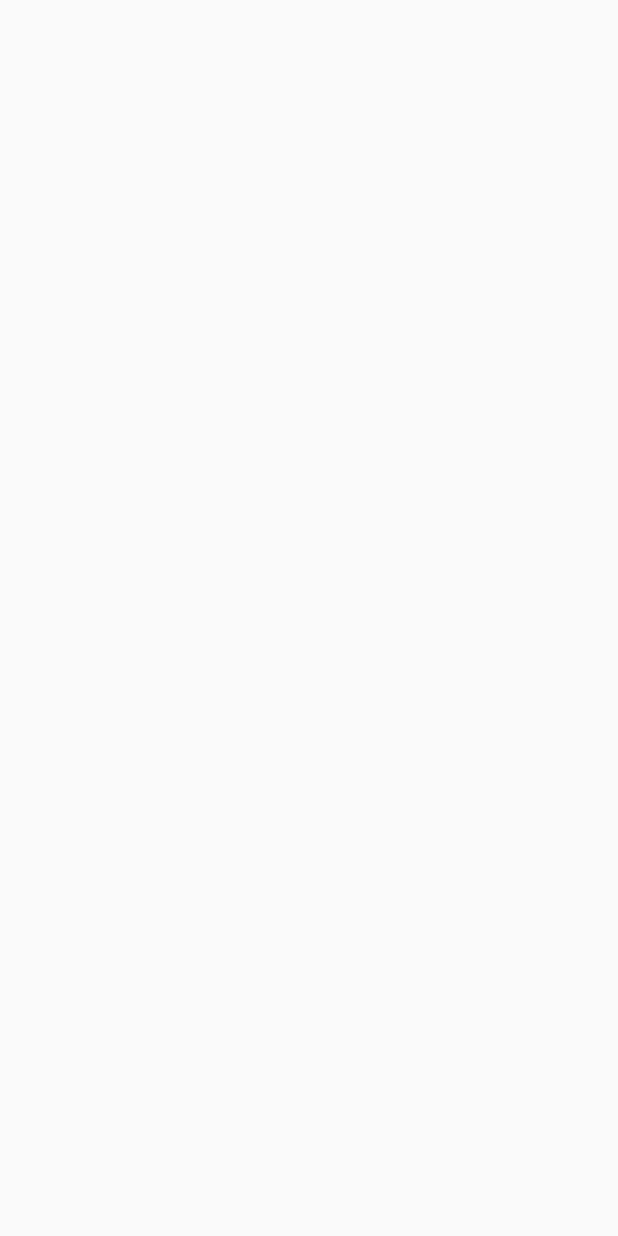
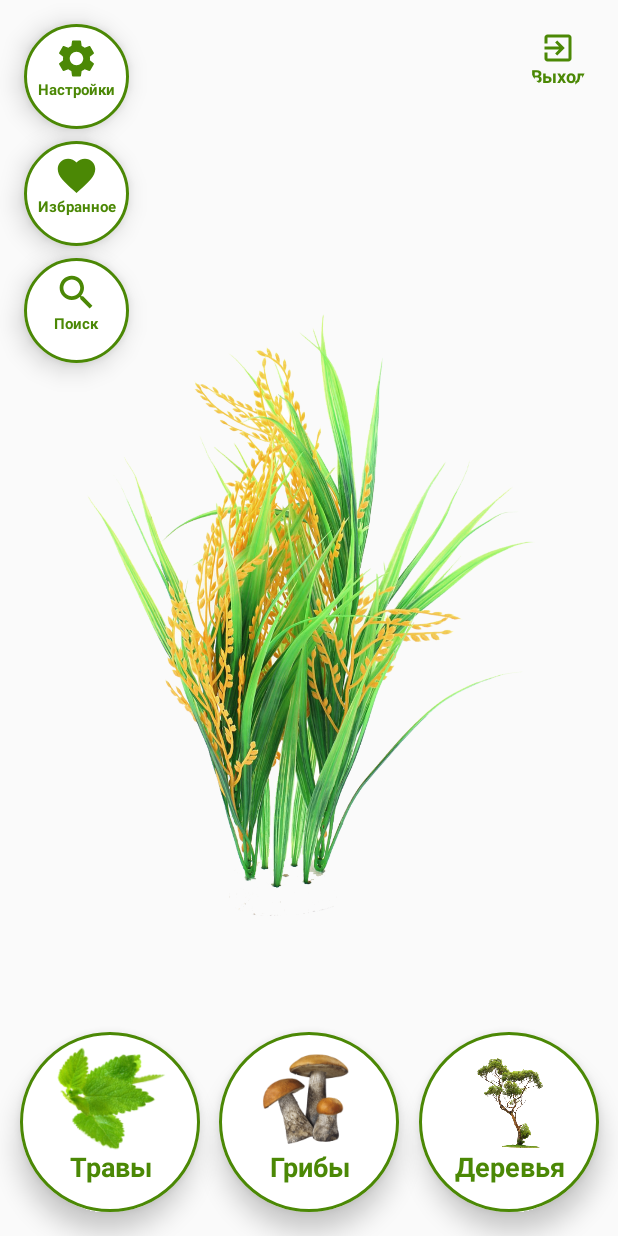
Before and after one commit to Reese2brothers/Plants, an Android app built with Jetpack Compose: the screen it shows after launch (MainActivity), on a phone screen of 412 x 824 dp. Before the commit the screen is empty. Run offline under Robolectric (Android 15) with nearby library versions, the phone set to English and light mode, and no system bars; our stand-ins replace accompanist.

Commit message:
added main screen

```diff
--- a/app/src/main/java/com/tragulon/plants/MainActivity.kt
+++ b/app/src/main/java/com/tragulon/plants/MainActivity.kt
@@ -3,17 +3,18 @@ package com.tragulon.plants
 import android.os.Bundle
 import androidx.activity.ComponentActivity
 import androidx.activity.compose.setContent
-import androidx.compose.foundation.layout.fillMaxSize
-import androidx.compose.material3.MaterialTheme
-import androidx.compose.material3.Surface
-import androidx.compose.ui.Modifier
-import com.tragulon.plants.ui.theme.PlantsTheme
+import androidx.compose.ui.res.colorResource
+import androidx.navigation.compose.rememberNavController
 
 class MainActivity : ComponentActivity() {
+    val mainplants = listOf(R.drawable.plantone, R.drawable.planttwo,
+        R.drawable.plantfour, R.drawable.plantfive, R.drawable.plantthree)
     override fun onCreate(savedInstanceState: Bundle?) {
         super.onCreate(savedInstanceState)
         setContent {
-
+            ScreenStatusBar(colorResource(id = R.color.statusBarColor))
+            val navController = rememberNavController()
+            NavGraphNavigate(this,mainplants,navController)
         }
     }
 }
--- /dev/null
+++ b/app/src/main/java/com/tragulon/plants/NavGraphNavigate.kt
@@ -0,0 +1,38 @@
+package com.tragulon.plants
+
+import android.content.Context
+import androidx.compose.runtime.Composable
+import androidx.navigation.NavHostController
+import androidx.navigation.compose.NavHost
+import androidx.navigation.compose.composable
+import com.tragulon.plants.screens.FavouriteScreen
+import com.tragulon.plants.screens.HerbsScreen
+import com.tragulon.plants.screens.MainScreen
+import com.tragulon.plants.screens.MushroomsScreen
+import com.tragulon.plants.screens.SettingsScreen
+import com.tragulon.plants.screens.TreesScreen
+
+@Composable
+fun NavGraphNavigate(context : Context, mainplants : List<Int>, navController: NavHostController) {
+
+    NavHost(navController = navController, startDestination = "MainScreen"){
+        composable("MainScreen"){
+            MainScreen(context, mainplants, navController = navController)
+        }
+        composable("FavouriteScreen") {
+            FavouriteScreen(navController = navController)
+        }
+        composable("SettingsScreen") {
+           SettingsScreen(navController = navController)
+        }
+        composable("HerbsScreen") {
+            HerbsScreen(navController = navController)
+        }
+        composable("MushroomsScreen") {
+            MushroomsScreen(navController = navController)
+        }
+        composable("TreesScreen") {
+            TreesScreen(navController = navController)
+        }
+    }
+}
--- /dev/null
+++ b/app/src/main/java/com/tragulon/plants/ScreenStatusBar.kt
@@ -0,0 +1,22 @@
+package com.tragulon.plants
+
+import androidx.compose.runtime.Composable
+import androidx.compose.runtime.SideEffect
+import androidx.compose.ui.graphics.Color
+import com.google.accompanist.systemuicontroller.rememberSystemUiController
+
+
+@Composable
+fun ScreenStatusBar(userPreferenceColor: Color) {
+    val systemUiController = rememberSystemUiController()
+    val useDarkIcons = false
+
+    SideEffect {
+        systemUiController.setSystemBarsColor(
+            color = userPreferenceColor,
+            darkIcons = useDarkIcons
+        )
+    }
+
+
+}
--- /dev/null
+++ b/app/src/main/java/com/tragulon/plants/screens/FavouriteScreen.kt
@@ -0,0 +1,10 @@
+package com.tragulon.plants.screens
+
+import androidx.compose.material3.Text
+import androidx.compose.runtime.Composable
+import androidx.navigation.NavController
+
+@Composable
+fun FavouriteScreen(navController: NavController) {
+    Text(text = "Избранное")
+}
--- /dev/null
+++ b/app/src/main/java/com/tragulon/plants/screens/HerbsScreen.kt
@@ -0,0 +1,10 @@
+package com.tragulon.plants.screens
+
+import androidx.compose.material3.Text
+import androidx.compose.runtime.Composable
+import androidx.navigation.NavController
+
+@Composable
+fun HerbsScreen(navController: NavController) {
+    Text(text = "Herbs")
+}
--- /dev/null
+++ b/app/src/main/java/com/tragulon/plants/screens/MainScreen.kt
@@ -0,0 +1,275 @@
+package com.tragulon.plants.screens
+
+import android.app.Activity
+import android.content.Context
+import androidx.compose.foundation.BorderStroke
+import androidx.compose.foundation.Image
+import androidx.compose.foundation.background
+import androidx.compose.foundation.layout.Arrangement
+import androidx.compose.foundation.layout.Box
+import androidx.compose.foundation.layout.Column
+import androidx.compose.foundation.layout.Row
+import androidx.compose.foundation.layout.fillMaxSize
+import androidx.compose.foundation.layout.fillMaxWidth
+import androidx.compose.foundation.layout.padding
+import androidx.compose.foundation.layout.size
+import androidx.compose.foundation.layout.wrapContentSize
+import androidx.compose.foundation.shape.CornerSize
+import androidx.compose.foundation.shape.RoundedCornerShape
+import androidx.compose.material.icons.Icons
+import androidx.compose.material.icons.filled.ExitToApp
+import androidx.compose.material.icons.filled.Favorite
+import androidx.compose.material.icons.filled.Search
+import androidx.compose.material.icons.filled.Settings
+import androidx.compose.material3.Card
+import androidx.compose.material3.CardDefaults
+import androidx.compose.material3.ExperimentalMaterial3Api
+import androidx.compose.material3.Icon
+import androidx.compose.material3.IconButton
+import androidx.compose.material3.Text
+import androidx.compose.runtime.Composable
+import androidx.compose.runtime.mutableStateOf
+import androidx.compose.runtime.saveable.rememberSaveable
+import androidx.compose.ui.Alignment
+import androidx.compose.ui.Modifier
+import androidx.compose.ui.graphics.Color
+import androidx.compose.ui.res.colorResource
+import androidx.compose.ui.res.painterResource
+import androidx.compose.ui.text.font.FontWeight
+import androidx.compose.ui.text.style.TextAlign
+import androidx.compose.ui.unit.dp
+import androidx.compose.ui.unit.sp
+import androidx.navigation.NavController
+import com.tragulon.plants.R
+
+
+@OptIn(ExperimentalMaterial3Api::class)
+@Composable
+fun MainScreen(context : Context, mainplants : List<Int>, navController: NavController){
+    val imageResource = rememberSaveable { mutableStateOf(mainplants.random()) }
+    Box (
+        modifier = Modifier.fillMaxSize()
+    ){
+        Image(painter = painterResource(id = imageResource.value), contentDescription = "mainimage",
+            modifier = Modifier.fillMaxSize())
+        Column(modifier = Modifier.fillMaxSize(),
+            verticalArrangement = Arrangement.SpaceBetween,
+            horizontalAlignment = Alignment.CenterHorizontally
+        ) {
+            Row(modifier = Modifier
+                .fillMaxWidth()
+                .padding(top = 16.dp, start = 16.dp, end = 16.dp),
+                horizontalArrangement = Arrangement.SpaceBetween,
+            ) {
+                Column(modifier = Modifier.wrapContentSize(),
+                    verticalArrangement = Arrangement.spacedBy(8.dp)
+                ) {
+                    Card(
+                        modifier = Modifier
+                            .size(width = 70.dp, height = 70.dp)
+                            .background(Color.Transparent),
+                        shape = RoundedCornerShape(corner = CornerSize(35.dp)),
+                        border = BorderStroke(2.dp, color = colorResource(id = R.color.statusBarColor)),
+                        elevation = CardDefaults.cardElevation(defaultElevation = 10.dp),
+                        onClick = {navController.navigate("SettingsScreen")}
+                    ) {
+                        Column(
+                            modifier = Modifier
+                                .fillMaxSize()
+                                .background(color = colorResource(id = R.color.white)),
+                            horizontalAlignment = Alignment.CenterHorizontally,
+                        ) {
+                                Column (
+                                    modifier = Modifier.fillMaxSize(),
+                                    horizontalAlignment = Alignment.CenterHorizontally,
+                                ){
+                                    Icon(
+                                        imageVector = Icons.Default.Settings,
+                                        contentDescription = null,
+                                        tint = colorResource(id = R.color.statusBarColor),
+                                        modifier = Modifier
+                                            .padding(top = 8.dp)
+                                            .size(30.dp)
+                                    )
+                                    Text("Настройки", modifier = Modifier.fillMaxWidth(),
+                                        textAlign = TextAlign.Center, fontSize = 10.sp,
+                                        fontWeight = FontWeight.Bold, color = colorResource(id = R.color.statusBarColor))
+                                }
+                        }
+                    }
+                    Card(
+                        modifier = Modifier
+                            .size(width = 70.dp, height = 70.dp)
+                            .background(Color.Transparent),
+                        shape = RoundedCornerShape(corner = CornerSize(35.dp)),
+                        border = BorderStroke(2.dp, color = colorResource(id = R.color.statusBarColor)),
+                        elevation = CardDefaults.cardElevation(defaultElevation = 10.dp),
+                        onClick = {navController.navigate("FavouriteScreen")}
+                    ) {
+                        Column(
+                            modifier = Modifier
+                                .fillMaxSize()
+                                .background(color = colorResource(id = R.color.white)),
+                            horizontalAlignment = Alignment.CenterHorizontally,
+                        ) {
+                            Column (
+                                modifier = Modifier.fillMaxSize(),
+                                horizontalAlignment = Alignment.CenterHorizontally,
+                            ){
+                                Icon(
+                                    imageVector = Icons.Default.Favorite,
+                                    contentDescription = null,
+                                    tint = colorResource(id = R.color.statusBarColor),
+                                    modifier = Modifier
+                                        .padding(top = 8.dp)
+                                        .size(30.dp)
+                                )
+                                Text("Избранное", modifier = Modifier.fillMaxWidth(),
+                                    textAlign = TextAlign.Center, fontSize = 10.sp,
+                                    fontWeight = FontWeight.Bold, color = colorResource(id = R.color.statusBarColor))
+                            }
+                        }
+                    }
+                    Card(
+                        modifier = Modifier
+                            .size(width = 70.dp, height = 70.dp)
+                            .background(Color.Transparent),
+                        shape = RoundedCornerShape(corner = CornerSize(35.dp)),
+                        border = BorderStroke(2.dp, color = colorResource(id = R.color.statusBarColor)),
+                        elevation = CardDefaults.cardElevation(defaultElevation = 10.dp),
+                        onClick = {}
+                    ) {
+                        Column(
+                            modifier = Modifier
+                                .fillMaxSize()
+                                .background(color = colorResource(id = R.color.white)),
+                            horizontalAlignment = Alignment.CenterHorizontally,
+                        ) {
+                            Column (
+                                modifier = Modifier.fillMaxSize(),
+                                horizontalAlignment = Alignment.CenterHorizontally,
+                            ){
+                                Icon(
+                                    imageVector = Icons.Default.Search,
+                                    contentDescription = null,
+                                    tint = colorResource(id = R.color.statusBarColor),
+                                    modifier = Modifier
+                                        .padding(top = 8.dp)
+                                        .size(30.dp)
+                                )
+                                Text("Поиск", modifier = Modifier.fillMaxWidth(),
+                                    textAlign = TextAlign.Center, fontSize = 10.sp,
+                                    fontWeight = FontWeight.Bold, color = colorResource(id = R.color.statusBarColor))
+                            }
+                        }
+                    }
+                }
+                IconButton(onClick = {  (context as Activity).finishAffinity() }) {
+                    Column (
+                        modifier = Modifier.fillMaxSize(),
+                        horizontalAlignment = Alignment.CenterHorizontally
+                    ){
+                        Icon(
+                            imageVector = Icons.Default.ExitToApp,
+                            contentDescription = null,
+                            tint = colorResource(id = R.color.statusBarColor)
+                        )
+                        Text("Выход", modifier = Modifier
+                            .fillMaxWidth(),
+                            textAlign = TextAlign.Center, fontSize = 12.sp,
+                            fontWeight = FontWeight.Bold, color = colorResource(id = R.color.statusBarColor))
+                    }
+                }
+            }
+            Row(
+                modifier = Modifier
+                    .fillMaxWidth()
+                    .padding(bottom = 16.dp),
+                horizontalArrangement = Arrangement.SpaceEvenly,
+                verticalAlignment = Alignment.CenterVertically
+            ) {
+                Card(
+                    modifier = Modifier
+                        .size(width = 120.dp, height = 120.dp)
+                        .background(Color.Transparent),
+                    shape = RoundedCornerShape(corner = CornerSize(60.dp)),
+                    border = BorderStroke(2.dp, color = colorResource(id = R.color.statusBarColor)),
+                    elevation = CardDefaults.cardElevation(defaultElevation = 10.dp),
+                    onClick = {navController.navigate("HerbsScreen")}
+                    ) {
+                    Column(
+                        modifier = Modifier
+                            .background(color = colorResource(id = R.color.white))
+                            .fillMaxSize(),
+                        horizontalAlignment = Alignment.CenterHorizontally
+                    ) {
+                        Image(modifier = Modifier
+                            .size(80.dp)
+                            .padding(top = 8.dp),
+                            alignment = Alignment.Center,
+                            painter = painterResource(id = R.drawable.herbs), contentDescription = "травы")
+                        Text("Травы", modifier = Modifier
+                            .fillMaxWidth()
+                            .padding(start = 8.dp, end = 8.dp),
+                            textAlign = TextAlign.Center, fontSize = 18.sp,
+                            fontWeight = FontWeight.Bold, color = colorResource(id = R.color.statusBarColor))
+                    }
+                }
+                Card(
+                    modifier = Modifier
+                        .size(width = 120.dp, height = 120.dp)
+                        .background(Color.Transparent),
+                    shape = RoundedCornerShape(corner = CornerSize(60.dp)),
+                    border = BorderStroke(2.dp, color = colorResource(id = R.color.statusBarColor)),
+                    elevation = CardDefaults.cardElevation(defaultElevation = 10.dp),
+                    onClick = {navController.navigate("MushroomsScreen")}
+                ) {
+                    Column(
+                        modifier = Modifier
+                            .background(color = colorResource(id = R.color.white))
+                            .fillMaxSize(),
+                        horizontalAlignment = Alignment.CenterHorizontally
+                    ) {
+                        Image(modifier = Modifier
+                            .size(80.dp)
+                            .padding(top = 8.dp),
+                            alignment = Alignment.Center,
+                            painter = painterResource(id = R.drawable.gribi), contentDescription = "грибы")
+                        Text("Грибы", modifier = Modifier
+                            .fillMaxWidth()
+                            .padding(start = 8.dp, end = 8.dp),
+                            textAlign = TextAlign.Center, fontSize = 18.sp,
+                            fontWeight = FontWeight.Bold, color = colorResource(id = R.color.statusBarColor))
+                    }
+                }
+                Card(
+                    modifier = Modifier
+                        .size(width = 120.dp, height = 120.dp)
+                        .background(Color.Transparent),
+                    shape = RoundedCornerShape(corner = CornerSize(60.dp)),
+                    border = BorderStroke(2.dp, color = colorResource(id = R.color.statusBarColor)),
+                    elevation = CardDefaults.cardElevation(defaultElevation = 10.dp),
+                    onClick = {navController.navigate("TreesScreen")}
+                ) {
+                    Column(
+                        modifier = Modifier
+                            .background(color = colorResource(id = R.color.white))
+                            .fillMaxSize(),
+                        horizontalAlignment = Alignment.CenterHorizontally
+                    ) {
+                        Image(modifier = Modifier
+                            .size(80.dp)
+                            .padding(top = 8.dp),
+                            alignment = Alignment.Center,
+                            painter = painterResource(id = R.drawable.treeone), contentDescription = "деревья")
+                        Text("Деревья", modifier = Modifier
+                            .fillMaxWidth()
+                            .padding(start = 8.dp, end = 8.dp),
+                            textAlign = TextAlign.Center, fontSize = 18.sp,
+                            fontWeight = FontWeight.Bold, color = colorResource(id = R.color.statusBarColor))
+                    }
+                }
+            }
+        }
+    }
+}
--- /dev/null
+++ b/app/src/main/java/com/tragulon/plants/screens/MushroomsScreen.kt
@@ -0,0 +1,10 @@
+package com.tragulon.plants.screens
+
+import androidx.compose.material3.Text
+import androidx.compose.runtime.Composable
+import androidx.navigation.NavController
+
+@Composable
+fun MushroomsScreen(navController: NavController) {
+    Text(text = "Mushrooms")
+}
--- /dev/null
+++ b/app/src/main/java/com/tragulon/plants/screens/SettingsScreen.kt
@@ -0,0 +1,10 @@
+package com.tragulon.plants.screens
+
+import androidx.compose.material3.Text
+import androidx.compose.runtime.Composable
+import androidx.navigation.NavController
+
+@Composable
+fun SettingsScreen(navController: NavController) {
+    Text(text = "Настройки")
+}
--- /dev/null
+++ b/app/src/main/java/com/tragulon/plants/screens/TreesScreen.kt
@@ -0,0 +1,10 @@
+package com.tragulon.plants.screens
+
+import androidx.compose.material3.Text
+import androidx.compose.runtime.Composable
+import androidx.navigation.NavController
+
+@Composable
+fun TreesScreen(navController: NavController) {
+    Text(text = "Trees")
+}
--- a/app/src/main/res/values/colors.xml
+++ b/app/src/main/res/values/colors.xml
@@ -7,4 +7,6 @@
     <color name="teal_700">#FF018786</color>
     <color name="black">#FF000000</color>
     <color name="white">#FFFFFFFF</color>
+    <color name="statusBarColor">#4B8805</color>
+    <color name="transparentstatusBarColor">#BE8BF710</color>
 </resources>
--- a/build.gradle.kts
+++ b/build.gradle.kts
@@ -1,5 +1,7 @@
 // Top-level build file where you can add configuration options common to all sub-projects/modules.
 plugins {
     id("com.android.application") version "8.1.4" apply false
-    id("org.jetbrains.kotlin.android") version "1.8.10" apply false
+    id("org.jetbrains.kotlin.android") version "1.9.10" apply false
+    id("com.google.devtools.ksp") version "1.9.10-1.0.13" apply false
+    id ("com.google.dagger.hilt.android") version "2.48.1" apply false
 }
```
Also changed, not shown: app/build.gradle.kts (+36 -4 lines), app/src/main/res/drawable/gribi.png (added), app/src/main/res/drawable/herbs.png (added), app/src/main/res/drawable/plantfive.png (added), app/src/main/res/drawable/plantfour.png (added), app/src/main/res/drawable/plantone.png (added), app/src/main/res/drawable/plantthree.png (added), app/src/main/res/drawable/planttwo.png (added), app/src/main/res/drawable/treeone.png (added).
